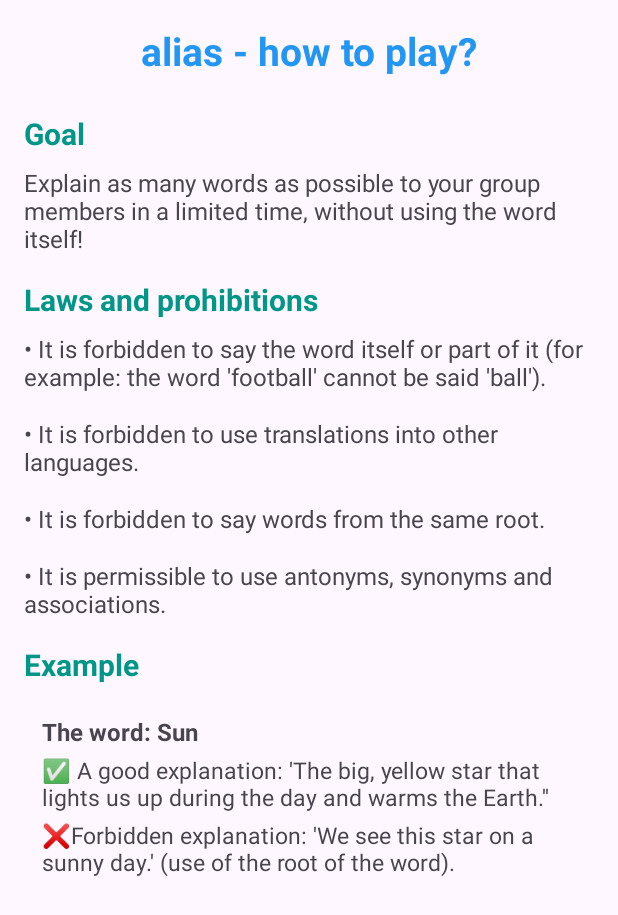
After one commit to AmirD5/Alias_for_hit, an Android app: the AboutFragment screen opened through its navigation route, on a phone screen of 412 x 824 dp. The commit adds this screen. Shown: the top 915 px of the screen. Run offline under Robolectric (Android 15) with nearby library versions, the phone set to English and light mode, and no system bars; our stand-ins replace Room's generated code.

Commit message:
added about fragment

```diff
--- /dev/null
+++ b/app/src/main/java/com/hit/aliasgameapp/ui/about/AboutFragment.kt
@@ -0,0 +1,13 @@
+package com.hit.aliasgameapp.ui.about
+
+import android.os.Bundle
+import android.view.View
+import androidx.fragment.app.Fragment
+import com.hit.aliasgameapp.R
+
+class AboutFragment : Fragment(R.layout.fragment_about) {
+
+    override fun onViewCreated(view: View, savedInstanceState: Bundle?) {
+        super.onViewCreated(view, savedInstanceState)
+    }
+}
--- a/app/src/main/java/com/hit/aliasgameapp/ui/mainlist/MainListFragment.kt
+++ b/app/src/main/java/com/hit/aliasgameapp/ui/mainlist/MainListFragment.kt
@@ -5,6 +5,7 @@ import android.os.Bundle
 import android.view.LayoutInflater
 import android.view.View
 import android.view.ViewGroup
+import android.widget.Toast
 import androidx.fragment.app.Fragment
 import androidx.fragment.app.activityViewModels
 import androidx.navigation.fragment.findNavController
@@ -53,10 +54,16 @@ class MainListFragment : Fragment() {
             adapter.submitList(teams)
             binding.tvEmpty.visibility = if (teams.isEmpty()) View.VISIBLE else View.GONE
         }
+
+        binding.btnAbout.setOnClickListener {
+            findNavController().navigate(R.id.aboutFragment)
+        }
     }
 
     override fun onDestroyView() {
         super.onDestroyView()
         _binding = null
+
     }
+
 }
--- /dev/null
+++ b/app/src/main/res/layout/fragment_about.xml
@@ -0,0 +1,117 @@
+<?xml version="1.0" encoding="utf-8"?>
+<androidx.constraintlayout.widget.ConstraintLayout xmlns:android="http://schemas.android.com/apk/res/android"
+    android:layout_width="match_parent"
+    android:layout_height="match_parent"
+    android:fillViewport="true"
+    android:padding="16dp">
+
+    <LinearLayout
+        android:layout_width="match_parent"
+        android:layout_height="wrap_content"
+        android:orientation="vertical">
+
+        <TextView
+            android:layout_width="match_parent"
+            android:layout_height="wrap_content"
+            android:text="@string/alias_how_to_play"
+            android:textSize="26sp"
+            android:textStyle="bold"
+            android:gravity="center"
+            android:layout_marginBottom="24dp"
+            android:textColor="@color/team_blue"/>
+
+        <TextView
+            android:layout_width="match_parent"
+            android:layout_height="wrap_content"
+            android:text="@string/goal"
+            android:textSize="20sp"
+            android:textStyle="bold"
+            android:textColor="@color/team_teal"
+            android:layout_marginBottom="8dp"/>
+
+        <TextView
+            android:layout_width="match_parent"
+            android:layout_height="wrap_content"
+            android:text="@string/explain_as_many_words"
+            android:textSize="16sp"
+            android:layout_marginBottom="16dp"/>
+
+        <TextView
+            android:layout_width="match_parent"
+            android:layout_height="wrap_content"
+            android:text="@string/laws_and_prohibitions"
+            android:textSize="20sp"
+            android:textStyle="bold"
+            android:textColor="@color/team_teal"
+            android:layout_marginBottom="8dp"/>
+
+        <TextView
+            android:layout_width="match_parent"
+            android:layout_height="wrap_content"
+            android:text="@string/it_is_forbidden_to_say_the_word_itself_or_part_of_it_for_example_the_word_football_cannot_be_said_ball"
+            android:textSize="16sp"
+            android:layout_marginBottom="16dp"/>
+
+        <TextView
+        android:layout_width="match_parent"
+        android:layout_height="wrap_content"
+        android:text="@string/it_is_forbidden_to_use_translations_into_other_languages"
+        android:textSize="16sp"
+        android:layout_marginBottom="16dp"/>
+
+
+
+        <TextView
+            android:layout_width="match_parent"
+            android:layout_height="wrap_content"
+            android:text="@string/it_is_forbidden_to_say_words_from_the_same_root_it_is_permissible_to_use_antonyms_synonyms_and_associations"
+            android:textSize="16sp"
+            android:layout_marginBottom="16dp"/>
+        <TextView
+            android:layout_width="match_parent"
+            android:layout_height="wrap_content"
+            android:text="@string/it_is_permissible_to_use_antonyms_synonyms_and_associations"
+            android:textSize="16sp"
+            android:layout_marginBottom="16dp"/>
+
+
+        <TextView
+            android:layout_width="match_parent"
+            android:layout_height="wrap_content"
+            android:text="@string/example"
+            android:textSize="20sp"
+            android:textStyle="bold"
+            android:textColor="@color/team_teal"
+            android:layout_marginBottom="8dp"/>
+
+        <LinearLayout
+            android:layout_width="match_parent"
+            android:layout_height="wrap_content"
+            android:orientation="vertical"
+            android:padding="12dp">
+
+            <TextView
+                android:layout_width="match_parent"
+                android:layout_height="wrap_content"
+                android:text="@string/the_word_sun"
+                android:textStyle="bold"
+                android:textSize="16sp"/>
+
+            <TextView
+                android:layout_width="match_parent"
+                android:layout_height="wrap_content"
+                android:text="@string/a_good_explanation_the_big_yellow_star_that_lights_us_up_during_the_day_and_warms_the_earth"
+                android:textSize="15sp"
+                android:layout_marginTop="4dp"/>
+
+            <TextView
+                android:layout_width="match_parent"
+                android:layout_height="wrap_content"
+                android:text="@string/forbidden_explanation_we_see_this_star_on_a_sunny_day_use_of_the_root_of_the_word"
+                android:textSize="15sp"
+                android:layout_marginTop="4dp"/>
+        </LinearLayout>
+
+    </LinearLayout>
+
+</androidx.constraintlayout.widget.ConstraintLayout>
--- a/app/src/main/res/layout/fragment_main_list.xml
+++ b/app/src/main/res/layout/fragment_main_list.xml
@@ -41,6 +41,15 @@
         android:layout_weight="1"
         app:layoutManager="androidx.recyclerview.widget.LinearLayoutManager" />
 
+    <com.google.android.material.floatingactionbutton.FloatingActionButton
+        android:id="@+id/btnAbout"
+        android:layout_width="wrap_content"
+        android:layout_height="wrap_content"
+        android:layout_margin="16dp"
+        android:src="@android:drawable/ic_menu_info_details"
+        app:layout_constraintBottom_toBottomOf="parent"
+        app:layout_constraintStart_toStartOf="parent" />
+
     <TextView
         android:id="@+id/tv_empty"
         android:layout_width="wrap_content"
--- a/app/src/main/res/navigation/nav_graph.xml
+++ b/app/src/main/res/navigation/nav_graph.xml
@@ -1,6 +1,7 @@
 <?xml version="1.0" encoding="utf-8"?>
 <navigation xmlns:android="http://schemas.android.com/apk/res/android"
     xmlns:app="http://schemas.android.com/apk/res-auto"
+    xmlns:tools="http://schemas.android.com/tools"
     android:id="@+id/nav_graph"
     app:startDestination="@id/mainListFragment">
 
@@ -30,6 +31,7 @@
 
     <fragment
         android:id="@+id/aboutFragment"
-        android:name="com.hit.aliasgameapp.ui.about.AboutFragment"
-        android:label="About" />
+    android:name="com.hit.aliasgameapp.ui.about.AboutFragment"
+    android:label="About"
+    tools:layout="@layout/fragment_about" />
 </navigation>
--- a/app/src/main/res/values/strings.xml
+++ b/app/src/main/res/values/strings.xml
@@ -51,4 +51,17 @@
     <string name="group_members_">Group members</string>
     <string name="failed_to_save_photo">Failed to save photo</string>
     <string name="team_name_is_required">Team name is required</string>
+    <string name="alias_how_to_play">alias - how to play?</string>
+    <string name="explain_as_many_words">Explain as many words as possible to your group members in a limited time, without using the word itself!</string>
+    <string name="laws_and_prohibitions">Laws and prohibitions</string>
+    <string name="it_is_forbidden_to_say">• It is forbidden to say the word itself or part of it (for example: the word \'football\' cannot be said \'ball\'). • It is forbidden to use translations into other languages. • It is forbidden to say words from the same root. • It is permissible to use antonyms, synonyms and associations.</string>
+    <string name="example">Example</string>
+    <string name="the_word_sun">The word: Sun</string>
+    <string name="a_good_explanation_the_big_yellow_star_that_lights_us_up_during_the_day_and_warms_the_earth">✅ A good explanation: \'The big, yellow star that lights us up during the day and warms the Earth.\'\'</string>
+    <string name="forbidden_explanation_we_see_this_star_on_a_sunny_day_use_of_the_root_of_the_word">❌Forbidden explanation: \'We see this star on a sunny day.\' (use of the root of the word).</string>
+    <string name="it_is_forbidden_to_say_the_word_itself_or_part_of_it_for_example_the_word_football_cannot_be_said_ball">• It is forbidden to say the word itself or part of it (for example: the word \'football\' cannot be said \'ball\').</string>
+    <string name="it_is_forbidden_to_use_translations_into_other_languages">• It is forbidden to use translations into other languages.</string>
+    <string name="it_is_forbidden_to_say_words_from_the_same_root_it_is_permissible_to_use_antonyms_synonyms_and_associations">• It is forbidden to say words from the same root.</string>
+    <string name="it_is_permissible_to_use_antonyms_synonyms_and_associations">• It is permissible to use antonyms, synonyms and associations.</string>
+    <string name="goal">Goal</string>
 </resources>
```
Also changed, not shown: 207 other files.
